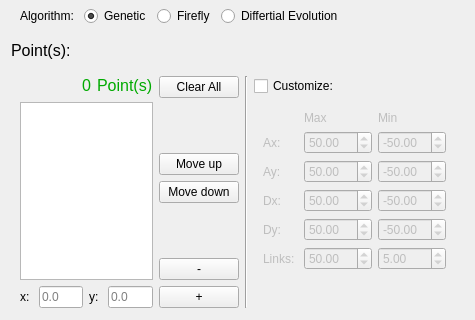
The window that core/panel/run_Path_Solving.ui (KmolYuan/Pyslvs-UI) describes before a commit, drawn with Qt 5; both pictures show x 0 to 475 and y 114 to 434 of the 475 by 588 pixel window.
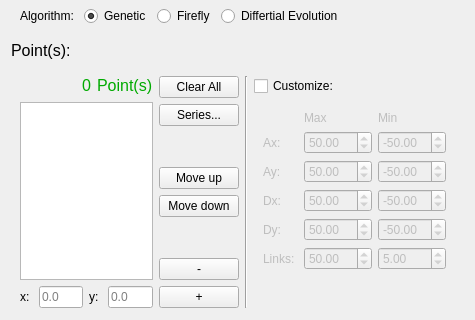
The same window after the commit. Icons and pictures are not drawn.

Commit message: Path solving series feature.

The edit to the form file:
```diff
--- a/core/panel/run_Path_Solving.ui
+++ b/core/panel/run_Path_Solving.ui
@@ -267,6 +267,16 @@
           </property>
          </widget>
         </item>
+        <item>
+         <widget class="QPushButton" name="series">
+          <property name="text">
+           <string>Series...</string>
+          </property>
+          <property name="autoDefault">
+           <bool>false</bool>
+          </property>
+         </widget>
+        </item>
         <item>
          <spacer name="verticalSpacer_3">
           <property name="orientation">
```
Left out of the diff: 3 changed lines with no effect on the pictures. The commit also changes 17 other files.
